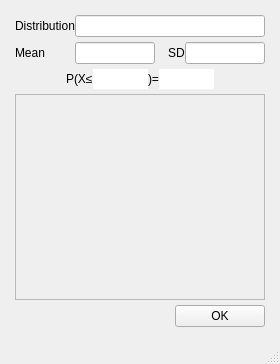
The window that fsetoolsGUI/gui/layout/ui/i0620_probabilistic_distribution.ui (fuyans/fsetoolsGUI) describes before a commit, drawn with Qt 5.
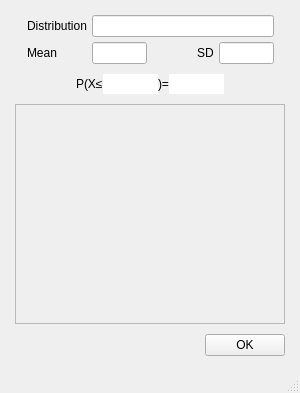
The same window after the commit.

```diff
--- a/fsetoolsGUI/gui/layout/ui/i0620_probabilistic_distribution.ui
+++ b/fsetoolsGUI/gui/layout/ui/i0620_probabilistic_distribution.ui
@@ -6,8 +6,8 @@
    <rect>
     <x>0</x>
     <y>0</y>
-    <width>280</width>
-    <height>364</height>
+    <width>300</width>
+    <height>393</height>
    </rect>
   </property>
   <property name="windowTitle">
@@ -16,7 +16,7 @@
   <widget class="QWidget" name="centralwidget">
    <layout class="QVBoxLayout" name="verticalLayout">
     <property name="spacing">
-     <number>5</number>
+     <number>10</number>
     </property>
     <property name="leftMargin">
      <number>15</number>
@@ -32,26 +32,10 @@
     </property>
     <item>
      <layout class="QGridLayout" name="gridLayout">
-      <property name="horizontalSpacing">
-       <number>0</number>
-      </property>
-      <property name="verticalSpacing">
+      <property name="spacing">
        <number>5</number>
       </property>
-      <item row="0" column="1" colspan="4">
-       <widget class="QLineEdit" name="lineEdit_in_distribution"/>
-      </item>
       <item row="1" column="3">
-       <widget class="QLabel" name="label_in_sd">
-        <property name="text">
-         <string>SD</string>
-        </property>
-       </widget>
-      </item>
-      <item row="1" column="4">
-       <widget class="QLineEdit" name="lineEdit_in_sd"/>
-      </item>
-      <item row="1" column="2">
        <spacer name="horizontalSpacer_3">
         <property name="orientation">
          <enum>Qt::Horizontal</enum>
@@ -67,22 +51,130 @@
         </property>
        </spacer>
       </item>
-      <item row="1" column="0">
+      <item row="0" column="2" colspan="4">
+       <widget class="QLineEdit" name="lineEdit_in_distribution">
+        <property name="sizePolicy">
+         <sizepolicy hsizetype="Minimum" vsizetype="Fixed">
+          <horstretch>0</horstretch>
+          <verstretch>0</verstretch>
+         </sizepolicy>
+        </property>
+        <property name="minimumSize">
+         <size>
+          <width>150</width>
+          <height>0</height>
+         </size>
+        </property>
+       </widget>
+      </item>
+      <item row="0" column="0">
+       <spacer name="horizontalSpacer_2">
+        <property name="orientation">
+         <enum>Qt::Horizontal</enum>
+        </property>
+        <property name="sizeHint" stdset="0">
+         <size>
+          <width>0</width>
+          <height>0</height>
+         </size>
+        </property>
+       </spacer>
+      </item>
+      <item row="1" column="1">
        <widget class="QLabel" name="label_in_mean">
+        <property name="sizePolicy">
+         <sizepolicy hsizetype="Minimum" vsizetype="Preferred">
+          <horstretch>0</horstretch>
+          <verstretch>0</verstretch>
+         </sizepolicy>
+        </property>
         <property name="text">
          <string>Mean</string>
         </property>
        </widget>
       </item>
-      <item row="0" column="0">
+      <item row="0" column="1">
        <widget class="QLabel" name="label_in_distribution">
+        <property name="sizePolicy">
+         <sizepolicy hsizetype="Minimum" vsizetype="Preferred">
+          <horstretch>0</horstretch>
+          <verstretch>0</verstretch>
+         </sizepolicy>
+        </property>
         <property name="text">
          <string>Distribution</string>
         </property>
        </widget>
       </item>
-      <item row="1" column="1">
-       <widget class="QLineEdit" name="lineEdit_in_mean"/>
+      <item row="1" column="4">
+       <widget class="QLabel" name="label_in_sd">
+        <property name="sizePolicy">
+         <sizepolicy hsizetype="Minimum" vsizetype="Preferred">
+          <horstretch>0</horstretch>
+          <verstretch>0</verstretch>
+         </sizepolicy>
+        </property>
+        <property name="text">
+         <string>SD</string>
+        </property>
+       </widget>
+      </item>
+      <item row="1" column="5">
+       <widget class="QLineEdit" name="lineEdit_in_sd">
+        <property name="sizePolicy">
+         <sizepolicy hsizetype="Minimum" vsizetype="Fixed">
+          <horstretch>0</horstretch>
+          <verstretch>0</verstretch>
+         </sizepolicy>
+        </property>
+        <property name="minimumSize">
+         <size>
+          <width>55</width>
+          <height>0</height>
+         </size>
+        </property>
+        <property name="maximumSize">
+         <size>
+          <width>55</width>
+          <height>16777215</height>
+         </size>
+        </property>
+       </widget>
+      </item>
+      <item row="0" column="6">
+       <spacer name="horizontalSpacer_6">
+        <property name="orientation">
+         <enum>Qt::Horizontal</enum>
+        </property>
+        <property name="sizeHint" stdset="0">
+         <size>
+          <width>0</width>
+          <height>0</height>
+         </size>
+        </property>
+       </spacer>
+      </item>
+      <item row="1" column="2">
+       <widget class="QLineEdit" name="lineEdit_in_mean">
+        <property name="sizePolicy">
+         <sizepolicy hsizetype="Minimum" vsizetype="Fixed">
+          <horstretch>0</horstretch>
+          <verstretch>0</verstretch>
+         </sizepolicy>
+        </property>
+        <property name="minimumSize">
+         <size>
+          <width>55</width>
+          <height>0</height>
+         </size>
+        </property>
+        <property name="maximumSize">
+         <size>
+          <width>55</width>
+          <height>16777215</height>
+         </size>
+        </property>
+       </widget>
       </item>
      </layout>
     </item>
@@ -98,8 +190,8 @@
         </property>
         <property name="sizeHint" stdset="0">
          <size>
-          <width>40</width>
-          <height>20</height>
+          <width>0</width>
+          <height>0</height>
          </size>
         </property>
        </spacer>
@@ -178,8 +270,8 @@
         </property>
         <property name="sizeHint" stdset="0">
          <size>
-          <width>40</width>
-          <height>20</height>
+          <width>0</width>
+          <height>0</height>
          </size>
         </property>
        </spacer>
@@ -247,7 +339,7 @@
        <widget class="QPushButton" name="pushButton_ok">
         <property name="minimumSize">
          <size>
-          <width>90</width>
+          <width>55</width>
           <height>0</height>
          </size>
         </property>
```
Left out of the diff: 2 changed lines with no effect on the pictures.
